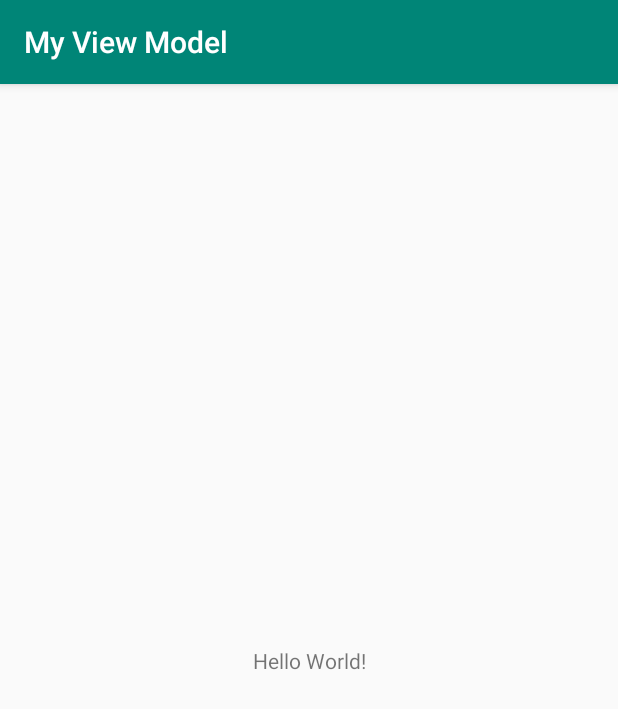
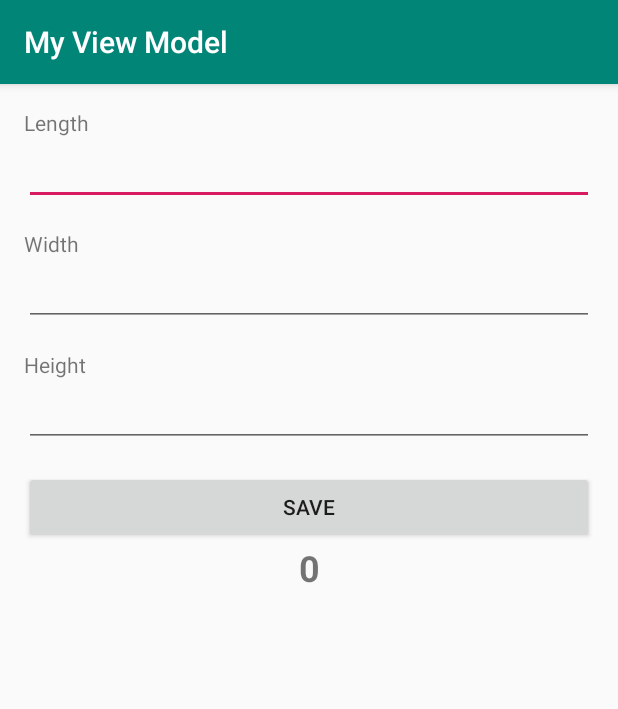
Before and after one commit to meirusfandi/Jetpack-Project-Dicoding, an Android app: the screen it shows after launch (MainActivity), on a phone screen of 412 x 824 dp. Shown: the top 709 px of the screen. Run offline under Robolectric (Android 15) with nearby library versions, the phone set to English and light mode, and no system bars.

Commit message:
finish view model lifecycle

```diff
--- a/MyViewModel/app/src/main/java/com/meirusfandi/myviewmodel/MainActivity.java
+++ b/MyViewModel/app/src/main/java/com/meirusfandi/myviewmodel/MainActivity.java
@@ -1,14 +1,58 @@
 package com.meirusfandi.myviewmodel;
 
 import androidx.appcompat.app.AppCompatActivity;
+import androidx.lifecycle.ViewModelProviders;
 
 import android.os.Bundle;
+import android.view.View;
+import android.widget.EditText;
+import android.widget.TextView;
 
 public class MainActivity extends AppCompatActivity {
+
+    TextView result;
+    EditText ed_width, ed_length, ed_height;
+    MainViewModel mainViewModel;
 
     @Override
     protected void onCreate(Bundle savedInstanceState) {
         super.onCreate(savedInstanceState);
         setContentView(R.layout.activity_main);
+
+        mainViewModel = ViewModelProviders.of(this).get(MainViewModel.class);
+
+        ed_height = findViewById(R.id.edit_height);
+        ed_length = findViewById(R.id.edit_length);
+        ed_width = findViewById(R.id.edit_width);
+        result = findViewById(R.id.tv_result);
+
+        displayResult();
+
+        displayResult();
+
+        findViewById(R.id.btn_save).setOnClickListener(new View.OnClickListener() {
+            @Override
+            public void onClick(View v) {
+                String width = ed_width.getText().toString();
+                String height = ed_height.getText().toString();
+                String length = ed_length.getText().toString();
+                if (width.isEmpty()) {
+                    ed_width.setError("Masih kosong");
+                } else if (height.isEmpty()) {
+                    ed_height.setError("Masih kosong");
+                } else if (length.isEmpty()) {
+                    ed_length.setError("Masih kosong");
+                } else {
+                    mainViewModel.calculate(width, height, length);
+                    displayResult();
+                }
+            }
+        });
     }
+
+    private void displayResult() {
+        result.setText(String.valueOf(mainViewModel.result));
+    }
+
+
 }
--- /dev/null
+++ b/MyViewModel/app/src/main/java/com/meirusfandi/myviewmodel/MainViewModel.java
@@ -0,0 +1,13 @@
+package com.meirusfandi.myviewmodel;
+
+import androidx.lifecycle.ViewModel;
+
+public class MainViewModel extends ViewModel {
+
+    int result = 0;
+
+    void calculate (String w, String l, String h) {
+        result = Integer.parseInt(w) * Integer.parseInt(l) * Integer.parseInt(h);
+    }
+
+}
--- a/MyViewModel/app/src/main/res/layout/activity_main.xml
+++ b/MyViewModel/app/src/main/res/layout/activity_main.xml
@@ -1,18 +1,70 @@
 <?xml version="1.0" encoding="utf-8"?>
-<androidx.constraintlayout.widget.ConstraintLayout xmlns:android="http://schemas.android.com/apk/res/android"
+<LinearLayout
+    xmlns:android="http://schemas.android.com/apk/res/android"
     xmlns:app="http://schemas.android.com/apk/res-auto"
     xmlns:tools="http://schemas.android.com/tools"
+    android:orientation="vertical"
+    android:padding="@dimen/padding"
     android:layout_width="match_parent"
     android:layout_height="match_parent"
     tools:context=".MainActivity">
 
     <TextView
-        android:layout_width="wrap_content"
+        android:layout_width="match_parent"
         android:layout_height="wrap_content"
-        android:text="Hello World!"
-        app:layout_constraintBottom_toBottomOf="parent"
-        app:layout_constraintLeft_toLeftOf="parent"
-        app:layout_constraintRight_toRightOf="parent"
-        app:layout_constraintTop_toTopOf="parent" />
+        android:text="@string/length"/>
 
-</androidx.constraintlayout.widget.ConstraintLayout>
+    <EditText
+        android:id="@+id/edit_length"
+        android:inputType="numberDecimal"
+        android:maxLines="1"
+        android:layout_marginBottom="@dimen/padding"
+        android:layout_width="match_parent"
+        android:layout_height="wrap_content"
+        tools:ignore="Autofill,LabelFor" />
+
+    <TextView
+        android:layout_width="match_parent"
+        android:layout_height="wrap_content"
+        android:text="@string/width"/>
+
+    <EditText
+        android:id="@+id/edit_width"
+        android:inputType="numberDecimal"
+        android:maxLines="1"
+        android:layout_marginBottom="@dimen/padding"
+        android:layout_width="match_parent"
+        android:layout_height="wrap_content"
+        tools:ignore="Autofill,LabelFor" />
+
+    <TextView
+        android:layout_width="match_parent"
+        android:layout_height="wrap_content"
+        android:text="@string/height"/>
+
+    <EditText
+        android:id="@+id/edit_height"
+        android:inputType="numberDecimal"
+        android:maxLines="1"
+        android:layout_marginBottom="@dimen/padding"
+        android:layout_width="match_parent"
+        android:layout_height="wrap_content"
+        tools:ignore="Autofill,LabelFor" />
+
+    <Button
+        android:id="@+id/btn_save"
+        android:text="@string/save"
+        android:layout_width="match_parent"
+        android:layout_height="wrap_content"/>
+
+    <TextView
+        android:id="@+id/tv_result"
+        android:layout_marginBottom="@dimen/padding"
+        android:gravity="center"
+        android:text="@string/result"
+        android:textSize="24sp"
+        android:textStyle="bold"
+        android:layout_width="match_parent"
+        android:layout_height="wrap_content"/>
+
+</LinearLayout>
--- /dev/null
+++ b/MyViewModel/app/src/main/res/values/dimens.xml
@@ -0,0 +1,4 @@
+<?xml version="1.0" encoding="utf-8"?>
+<resources>
+    <dimen name="padding">16dp</dimen>
+</resources>
--- a/MyViewModel/app/src/main/res/values/strings.xml
+++ b/MyViewModel/app/src/main/res/values/strings.xml
@@ -1,3 +1,8 @@
 <resources>
     <string name="app_name">My View Model</string>
+    <string name="length">Length</string>
+    <string name="width">Width</string>
+    <string name="height">Height</string>
+    <string name="save">Save</string>
+    <string name="result">Result</string>
 </resources>
```
